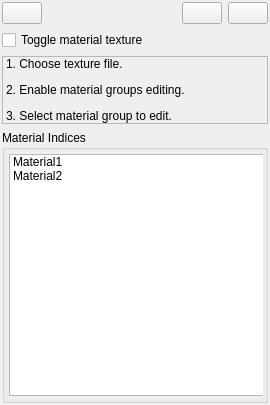
First picture: the form in AwesomeBump/formmaterialindicesmanager.ui, repository Ralf12358/AwesomeBump, before the edit.
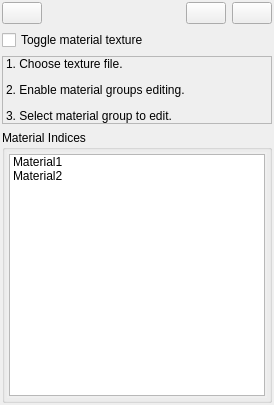
Second picture: the form after the edit. Icons and pictures are not drawn.

Diff of the .ui file:
```diff
--- a/AwesomeBump/formmaterialindicesmanager.ui
+++ b/AwesomeBump/formmaterialindicesmanager.ui
@@ -6,7 +6,7 @@
    <rect>
     <x>0</x>
     <y>0</y>
-    <width>270</width>
+    <width>274</width>
     <height>405</height>
    </rect>
   </property>
@@ -209,7 +209,7 @@
            <x>0</x>
            <y>0</y>
            <width>260</width>
-           <height>240</height>
+           <height>213</height>
           </rect>
          </property>
          <layout class="QVBoxLayout" name="verticalLayout_3">
```
Left out of the diff: 8 changed lines with no effect on the pictures.
